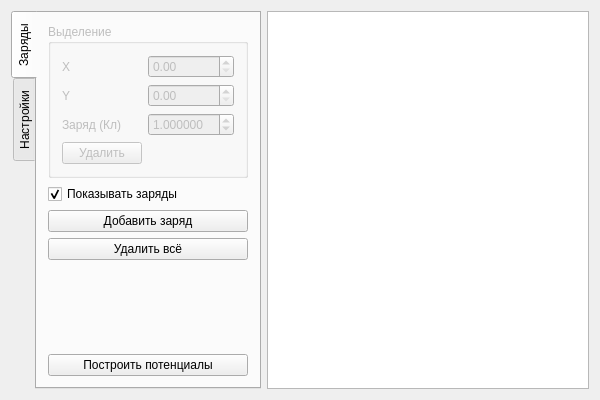
This is mainwindow.ui in xelez/equipotential as Qt 5 draws it before an edit. The edited form follows.
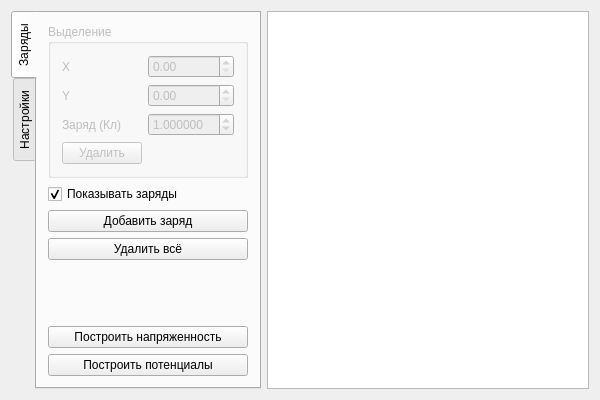
This is the edited form. The open tabs and pages were chosen to show the change.

Commit message:
Refactor code, add button for Electric Field
 +Improve rendering quality

Diff of the .ui file:
```diff
--- a/mainwindow.ui
+++ b/mainwindow.ui
@@ -153,6 +153,13 @@
           </property>
          </spacer>
         </item>
+        <item>
+         <widget class="QPushButton" name="pbRenderE">
+          <property name="text">
+           <string>Построить напряженность</string>
+          </property>
+         </widget>
+        </item>
         <item>
          <widget class="QPushButton" name="pbRenderP">
           <property name="text">
```
Left out of the diff: 19 changed lines with no effect on the pictures. The commit also changes 4 other files.
